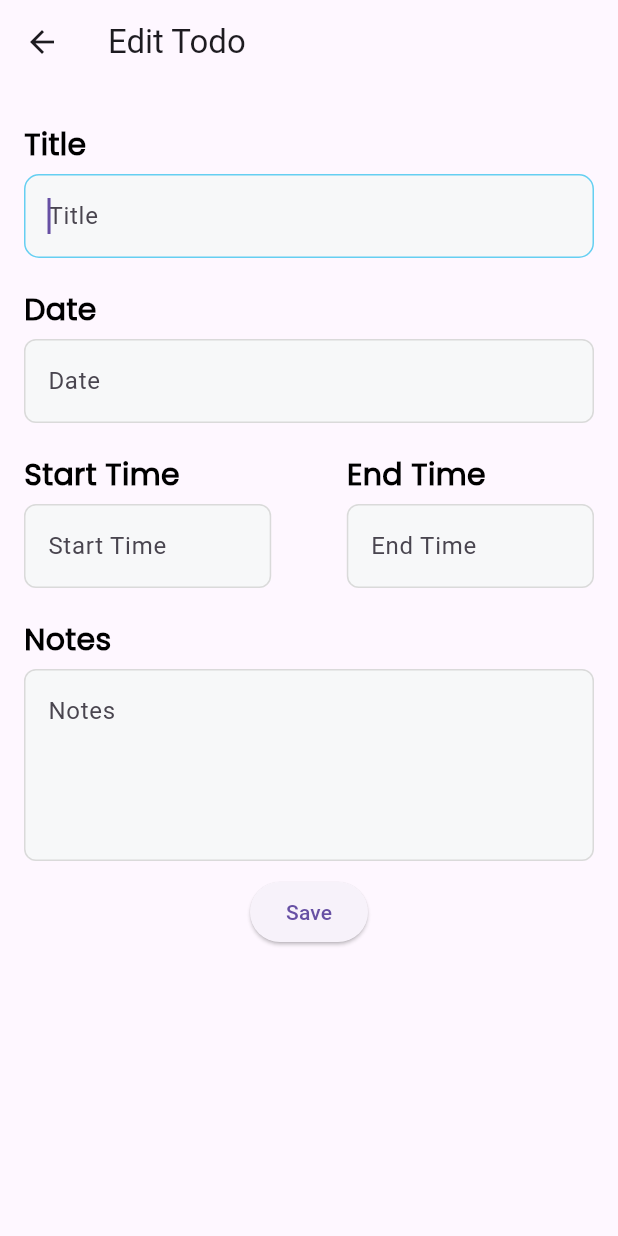
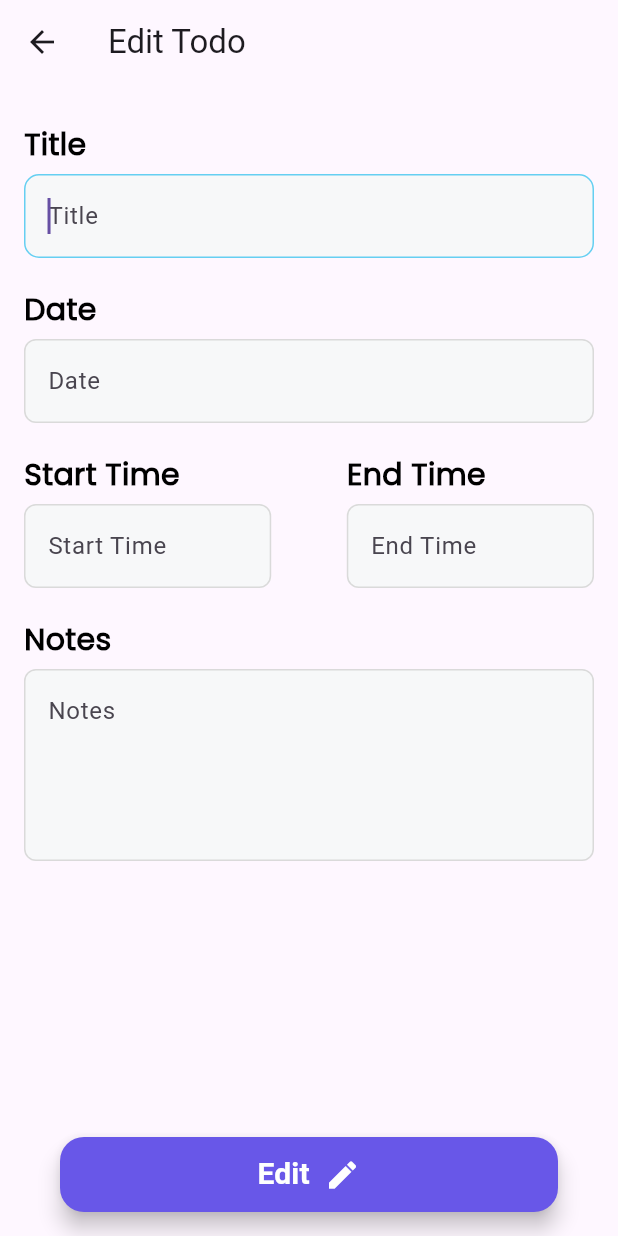
Before and after one commit to MartinTarigan/QuestList, a Flutter app: the EditToDoPage screen opened directly with empty values, on a phone screen of 412 x 824 dp. Run offline on Flutter 3.47's test engine with Material 3 defaults, Android fonts, the phone set to English and light mode, and no system bars; our stand-ins replace flutter_bloc, shared_preferences; accounts and stored records are empty.

Commit message:
feat: extract ToDo FAB

```diff
--- a/lib/app.dart
+++ b/lib/app.dart
@@ -57,7 +57,8 @@ class MyApp extends StatelessWidget {
               ),
           DashbordPage.routeName: (context) => DashbordPage(
                 item: ModalRoute.of(context)?.settings.arguments as Item,
-              )
+              ),
+
         },
       ),
     );
--- /dev/null
+++ b/lib/core/widgets/fab_todo.dart
@@ -0,0 +1,45 @@
+import 'package:flutter/material.dart';
+import 'package:questlist/core/constant/typography.dart';
+import 'package:questlist/core/theme/base_color.dart';
+
+class FABToDo extends StatelessWidget {
+  final String buttonName;
+  final Function()? onTap;
+  const FABToDo({
+    super.key,
+    required this.buttonName,
+    this.onTap,
+  });
+
+
+  @override
+  Widget build(BuildContext context) {
+    return Container(
+      margin: const EdgeInsets.symmetric(horizontal: 40),
+      width: double.infinity,
+      height: 50,
+      child: FloatingActionButton(
+        backgroundColor: BaseColors.purple,
+        splashColor: BaseColors.primaryBlue,
+        onPressed: onTap,
+        child: Row(
+          mainAxisAlignment: MainAxisAlignment.center,
+          children: [
+            Flexible(
+              child: Text(
+                buttonName,
+                overflow: TextOverflow.ellipsis,
+                style: Font.primaryBodyLarge,
+              ),
+            ),
+            const SizedBox(width: 10),
+            const Icon(
+              Icons.edit,
+              color: BaseColors.white,
+            ),
+          ],
+        ),
+      ),
+    );
+  }
+}
--- a/lib/core/widgets/task_container.dart
+++ b/lib/core/widgets/task_container.dart
@@ -125,7 +125,7 @@ class _ToDoContainerState extends State<ToDoContainer> {
                                       borderRadius: BorderRadius.circular(15),
                                       color: Colors.grey.withOpacity(0.8)),
                                   child: Text(
-                                    "Edit",
+                                    "View",
                                     style: Font.primaryBodyMedium,
                                   ),
                                 ),
--- a/lib/feat/screens/edit_todo.dart
+++ b/lib/feat/screens/edit_todo.dart
@@ -1,6 +1,7 @@
 import 'package:flutter/material.dart';
 import 'package:flutter_bloc/flutter_bloc.dart';
 import 'package:intl/intl.dart';
+import 'package:questlist/core/widgets/fab_todo.dart';
 import 'package:questlist/feat/cubit/todo_provider.dart';
 import 'package:questlist/feat/cubit/todo_state.dart';
 import 'package:questlist/core/widgets/input.dart';
@@ -141,8 +142,16 @@ class _EditToDoPagePageState extends State<EditToDoPage> {
                       maxLines: 4,
                       formKey: formKey,
                     ),
-                    ElevatedButton(
-                      onPressed: () {
+                  ],
+                ),
+              ),
+            ),
+          ),
+          floatingActionButtonLocation:
+              FloatingActionButtonLocation.centerFloat,
+          floatingActionButton: FABToDo(
+            buttonName: "Edit",
+            onTap: () {
               context.read<ToDoCubitProvider>().editToDo(
                     widget.todo,
                     titleController.text,
@@ -155,12 +164,6 @@ class _EditToDoPagePageState extends State<EditToDoPage> {
 
               Navigator.pop(context);
             },
-                      child: const Text("Save"),
-                    ),
-                  ],
-                ),
-              ),
-            ),
           ),
         );
       },
```
Also changed, not shown: lib/feat/screens/add_todo_page.dart (+11 -9 lines), lib/feat/screens/category_page.dart (+4 -26 lines). Lines whose indentation alone changed are shown as unchanged.
